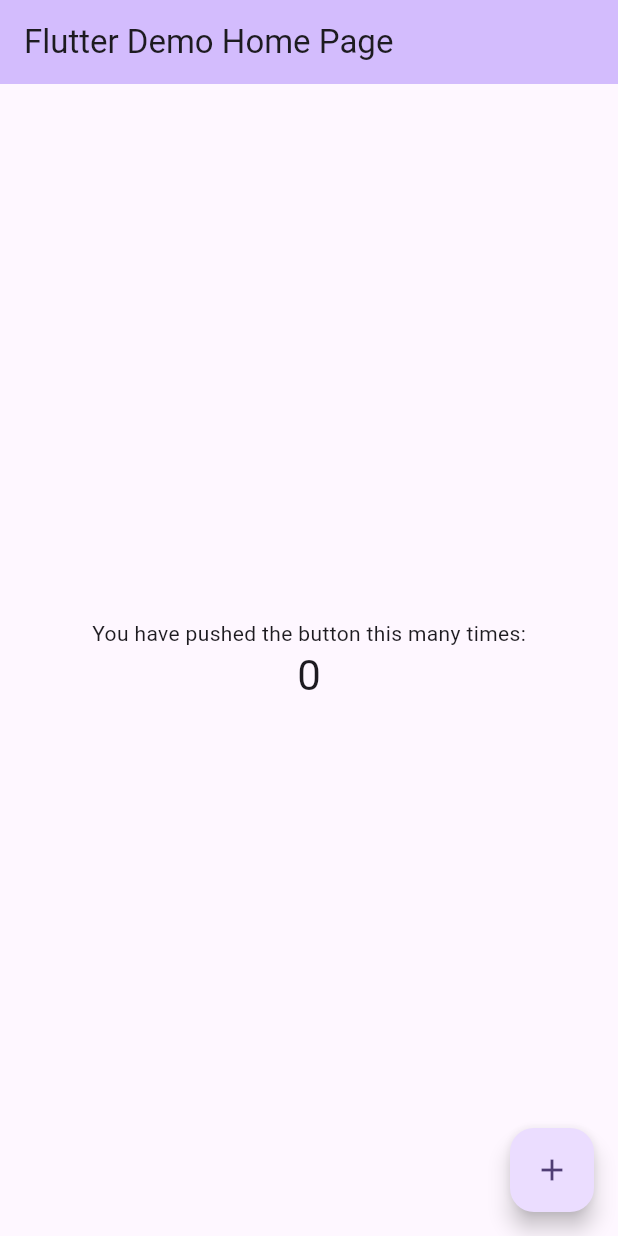
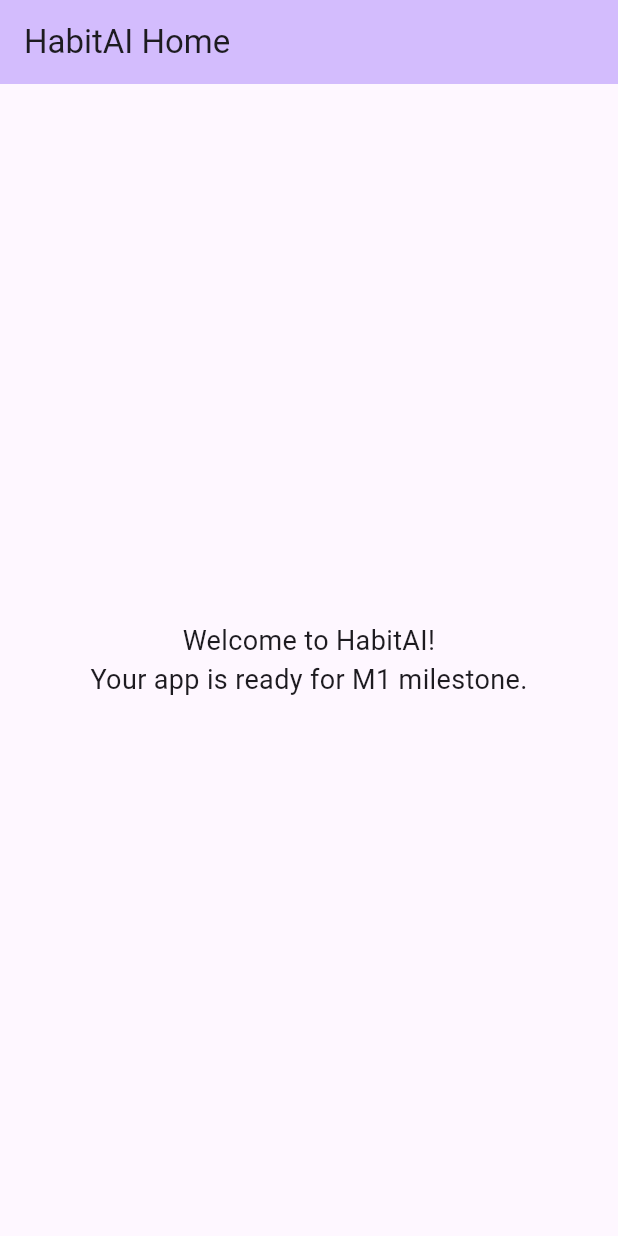
Before and after one commit to Sunil88568/HabitAi_Main, a Flutter app: the screen it shows after launch, on a phone screen of 412 x 824 dp. Run offline on Flutter 3.47's test engine with Material 3 defaults, Android fonts, the phone set to English and light mode, and no system bars; our stand-ins replace firebase_core, flutter_dotenv; accounts and stored records are empty; generated files the repository leaves out were written again.

Commit message:
completed m1

```diff
--- a/analysis_options.yaml
+++ b/analysis_options.yaml
@@ -23,6 +23,6 @@ linter:
   rules:
     # avoid_print: false  # Uncomment to disable the `avoid_print` rule
     # prefer_single_quotes: true  # Uncomment to enable the `prefer_single_quotes` rule
-
+    avoid_print: true
 # Additional information about this file can be found at
 # https://dart.dev/guides/language/analysis-options
--- a/lib/main.dart
+++ b/lib/main.dart
@@ -1,125 +1,74 @@
 import 'package:flutter/material.dart';
+import 'package:firebase_core/firebase_core.dart';
+import 'package:flutter_dotenv/flutter_dotenv.dart';
 
-void main() {
-  runApp(const MyApp());
+import 'firebase_options_dev.dart';
+import 'firebase_options_staging.dart';
+import 'firebase_options_prod.dart';
+
+Future<void> main() async {
+  WidgetsFlutterBinding.ensureInitialized();
+
+  // 1️⃣ Determine flavor: dev, staging, prod
+  const env = String.fromEnvironment('ENV', defaultValue: 'dev');
+
+  // 2️⃣ Load corresponding .env file
+  await dotenv.load(fileName: ".env.$env");
+
+  // 3️⃣ Initialize Firebase based on flavor
+  FirebaseOptions firebaseOptions;
+  switch (env) {
+    case 'staging':
+      firebaseOptions = DefaultFirebaseOptionsStaging.currentPlatform;
+      break;
+    case 'prod':
+      firebaseOptions = DefaultFirebaseOptionsProd.currentPlatform;
+      break;
+    default:
+      firebaseOptions = DefaultFirebaseOptionsDev.currentPlatform;
+  }
+
+  await Firebase.initializeApp(options: firebaseOptions);
+
+  runApp(const HabitAIApp());
 }
 
-class MyApp extends StatelessWidget {
-  const MyApp({super.key});
+/// Root App Widget
+class HabitAIApp extends StatelessWidget {
+  const HabitAIApp({super.key});
 
-  // This widget is the root of your application.
   @override
   Widget build(BuildContext context) {
     return MaterialApp(
-      title: 'Flutter Demo',
+      title: 'HabitAI',
+      debugShowCheckedModeBanner: false,
       theme: ThemeData(
-        // This is the theme of your application.
-        //
-        // TRY THIS: Try running your application with "flutter run". You'll see
-        // the application has a purple toolbar. Then, without quitting the app,
-        // try changing the seedColor in the colorScheme below to Colors.green
-        // and then invoke "hot reload" (save your changes or press the "hot
-        // reload" button in a Flutter-supported IDE, or press "r" if you used
-        // the command line to start the app).
-        //
-        // Notice that the counter didn't reset back to zero; the application
-        // state is not lost during the reload. To reset the state, use hot
-        // restart instead.
-        //
-        // This works for code too, not just values: Most code changes can be
-        // tested with just a hot reload.
         colorScheme: ColorScheme.fromSeed(seedColor: Colors.deepPurple),
         useMaterial3: true,
       ),
-      home: const MyHomePage(title: 'Flutter Demo Home Page'),
+      home: const HomeScreen(),
     );
   }
 }
 
-class MyHomePage extends StatefulWidget {
-  const MyHomePage({super.key, required this.title});
-
-  // This widget is the home page of your application. It is stateful, meaning
-  // that it has a State object (defined below) that contains fields that affect
-  // how it looks.
-
-  // This class is the configuration for the state. It holds the values (in this
-  // case the title) provided by the parent (in this case the App widget) and
-  // used by the build method of the State. Fields in a Widget subclass are
-  // always marked "final".
-
-  final String title;
-
-  @override
-  State<MyHomePage> createState() => _MyHomePageState();
-}
-
-class _MyHomePageState extends State<MyHomePage> {
-  int _counter = 0;
-
-  void _incrementCounter() {
-    setState(() {
-      // This call to setState tells the Flutter framework that something has
-      // changed in this State, which causes it to rerun the build method below
-      // so that the display can reflect the updated values. If we changed
-      // _counter without calling setState(), then the build method would not be
-      // called again, and so nothing would appear to happen.
-      _counter++;
-    });
-  }
+/// Placeholder Home Screen
+class HomeScreen extends StatelessWidget {
+  const HomeScreen({super.key});
 
   @override
   Widget build(BuildContext context) {
-    // This method is rerun every time setState is called, for instance as done
-    // by the _incrementCounter method above.
-    //
-    // The Flutter framework has been optimized to make rerunning build methods
-    // fast, so that you can just rebuild anything that needs updating rather
-    // than having to individually change instances of widgets.
     return Scaffold(
       appBar: AppBar(
-        // TRY THIS: Try changing the color here to a specific color (to
-        // Colors.amber, perhaps?) and trigger a hot reload to see the AppBar
-        // change color while the other colors stay the same.
+        title: const Text('HabitAI Home'),
         backgroundColor: Theme.of(context).colorScheme.inversePrimary,
-        // Here we take the value from the MyHomePage object that was created by
-        // the App.build method, and use it to set our appbar title.
-        title: Text(widget.title),
       ),
-      body: Center(
-        // Center is a layout widget. It takes a single child and positions it
-        // in the middle of the parent.
-        child: Column(
-          // Column is also a layout widget. It takes a list of children and
-          // arranges them vertically. By default, it sizes itself to fit its
-          // children horizontally, and tries to be as tall as its parent.
-          //
-          // Column has various properties to control how it sizes itself and
-          // how it positions its children. Here we use mainAxisAlignment to
-          // center the children vertically; the main axis here is the vertical
-          // axis because Columns are vertical (the cross axis would be
-          // horizontal).
-          //
-          // TRY THIS: Invoke "debug painting" (choose the "Toggle Debug Paint"
-          // action in the IDE, or press "p" in the console), to see the
-          // wireframe for each widget.
-          mainAxisAlignment: MainAxisAlignment.center,
-          children: <Widget>[
-            const Text(
-              'You have pushed the button this many times:',
-            ),
-            Text(
-              '$_counter',
-              style: Theme.of(context).textTheme.headlineMedium,
-            ),
-          ],
+      body: const Center(
+        child: Text(
+          'Welcome to HabitAI!\nYour app is ready for M1 milestone.',
+          textAlign: TextAlign.center,
+          style: TextStyle(fontSize: 18),
         ),
       ),
-      floatingActionButton: FloatingActionButton(
-        onPressed: _incrementCounter,
-        tooltip: 'Increment',
-        child: const Icon(Icons.add),
-      ), // This trailing comma makes auto-formatting nicer for build methods.
     );
   }
 }
```
Also changed, not shown: pubspec.yaml (+12 -4 lines), pubspec.lock, 8 other files.
